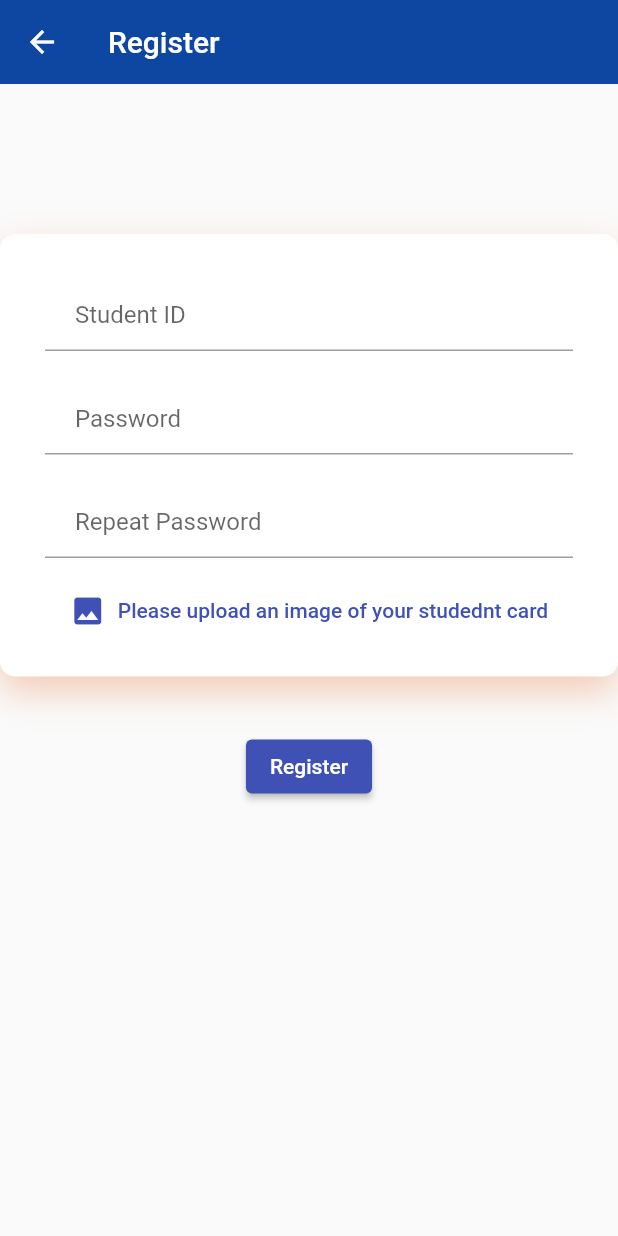
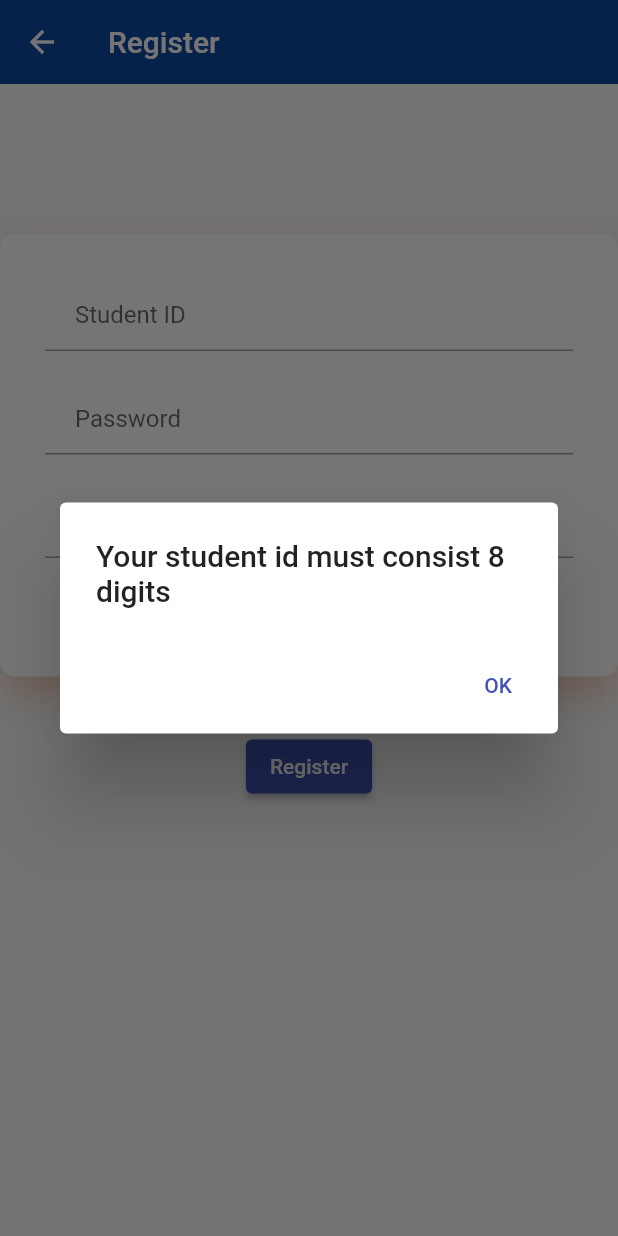
Before and after one commit to benlibatuhan8/Baskent-University-Community-Hub, a Flutter app: the RegisterScreen screen opened by its route, after a tap on "Register", on a phone screen of 412 x 824 dp. Run offline on Flutter 3.47's test engine with Material 2 defaults, Android fonts, the light colour scheme and no system bars; our stand-ins replace carousel_slider, cloud_firestore, firebase_auth, firebase_core, flutter_riverpod, hooks_riverpod and 3 more; accounts and stored records are empty.

Commit message:
registera validation eklendi

```diff
--- a/lib/screens/register/state/register.dart
+++ b/lib/screens/register/state/register.dart
@@ -1,4 +1,5 @@
 import 'package:cloud_firestore/cloud_firestore.dart';
+import 'package:comhub/services/regexp.dart';
 import 'package:firebase_auth/firebase_auth.dart';
 import 'package:flutter/material.dart';
 import 'package:flutter_riverpod/flutter_riverpod.dart';
@@ -22,8 +23,49 @@ class RegisterState {
 
   RegisterState(this._reader);
 
-
   Future<void> addUser(Users user, BuildContext context) async {
+    Widget okButton = TextButton(
+      child: Text("OK"),
+      onPressed: () {
+        Navigator.of(context).pop();
+      },
+    );
+    if (!validateUserId(user.user_id)) {
+      AlertDialog alert = AlertDialog(
+        title: Text(
+          "Your student id must consist 8 digits",
+        ),
+        actions: [
+          okButton,
+        ],
+      );
+      showDialog(
+        context: context,
+        builder: (BuildContext context) {
+          return alert;
+        },
+      );
+    } else if (!validatePassword(user.password)) {
+      AlertDialog alert = AlertDialog(
+        title: Text(
+          "Your password needs to",
+          style: TextStyle(color: Colors.red.shade400),
+        ),
+        content: Text(
+          "-Include both upper and lower characters \n-Be at least 8 characters long.",
+          style: TextStyle(fontSize: 20),
+        ),
+        actions: [
+          okButton,
+        ],
+      );
+      showDialog(
+        context: context,
+        builder: (BuildContext context) {
+          return alert;
+        },
+      );
+    } else {
       try {
         await FirebaseAuth.instance
             .createUserWithEmailAndPassword(
@@ -41,7 +83,9 @@ class RegisterState {
         showDialog(
           context: context,
           builder: (BuildContext context) {
-          return AlertDialog(title: Text("Registiration Successful"), actions: [
+            return AlertDialog(
+                title: Text("Registiration Successful"),
+                actions: [
                   TextButton(
                       onPressed: () {
                         Navigator.of(context).pop();
@@ -93,3 +137,4 @@ class RegisterState {
       }
     }
   }
+}
--- /dev/null
+++ b/lib/services/regexp.dart
@@ -0,0 +1,14 @@
+import 'package:flutter/cupertino.dart';
+import 'package:flutter/material.dart';
+
+bool validatePassword(String value) {
+  String pattern = r'^(?=.*?[A-Z])(?=.*?[a-z]).{8,}$';
+  RegExp regExp = new RegExp(pattern);
+  return regExp.hasMatch(value);
+}
+
+bool validateUserId(String value) {
+  RegExp regExp = new RegExp("r'^[0-9]{8}'");
+
+  return regExp.hasMatch(value);
+}
--- a/pubspec.yaml
+++ b/pubspec.yaml
@@ -28,7 +28,7 @@ dependencies:
     sdk: flutter
   flutter_hooks: ^0.18.0
   hooks_riverpod: ^1.0.3
-  syncfusion_flutter_calendar: ^18.4.46
+  syncfusion_flutter_calendar: ^19.4.41
 
 
 
```
Also changed, not shown: pubspec.lock. Lines whose indentation alone changed are shown as unchanged.
